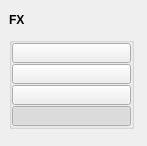
This is tentacle/ui/vfx.ui in m3trik/tentacle as Qt 5 draws it before an edit. The edited form follows.
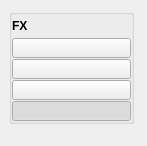
This is the edited form. Custom widgets are drawn as their Qt base class.

What changed in the file:
```diff
--- a/tentacle/ui/vfx.ui
+++ b/tentacle/ui/vfx.ui
@@ -39,31 +39,6 @@
   </property>
   <widget class="QWidget" name="central_widget">
    <layout class="QVBoxLayout" name="verticalLayout_2">
-    <item>
-     <widget class="DraggableHeader" name="draggableHeader">
-      <property name="minimumSize">
-       <size>
-        <width>0</width>
-        <height>22</height>
-       </size>
-      </property>
-      <property name="maximumSize">
-       <size>
-        <width>125</width>
-        <height>22</height>
-       </size>
-      </property>
-      <property name="font">
-       <font>
-        <weight>75</weight>
-        <bold>true</bold>
-       </font>
-      </property>
-      <property name="text">
-       <string>FX</string>
-      </property>
-     </widget>
-    </item>
     <item>
      <layout class="QVBoxLayout" name="verticalLayout">
       <property name="spacing">
@@ -102,6 +77,31 @@
          <property name="bottomMargin">
           <number>0</number>
          </property>
+         <item>
+          <widget class="DraggableHeader" name="draggableHeader">
+           <property name="minimumSize">
+            <size>
+             <width>0</width>
+             <height>22</height>
+            </size>
+           </property>
+           <property name="maximumSize">
+            <size>
+             <width>125</width>
+             <height>22</height>
+            </size>
+           </property>
+           <property name="font">
+            <font>
+             <weight>75</weight>
+             <bold>true</bold>
+            </font>
+           </property>
+           <property name="text">
+            <string>FX</string>
+           </property>
+          </widget>
+         </item>
          <item>
           <widget class="QPushButton" name="b001">
            <property name="minimumSize">
```
